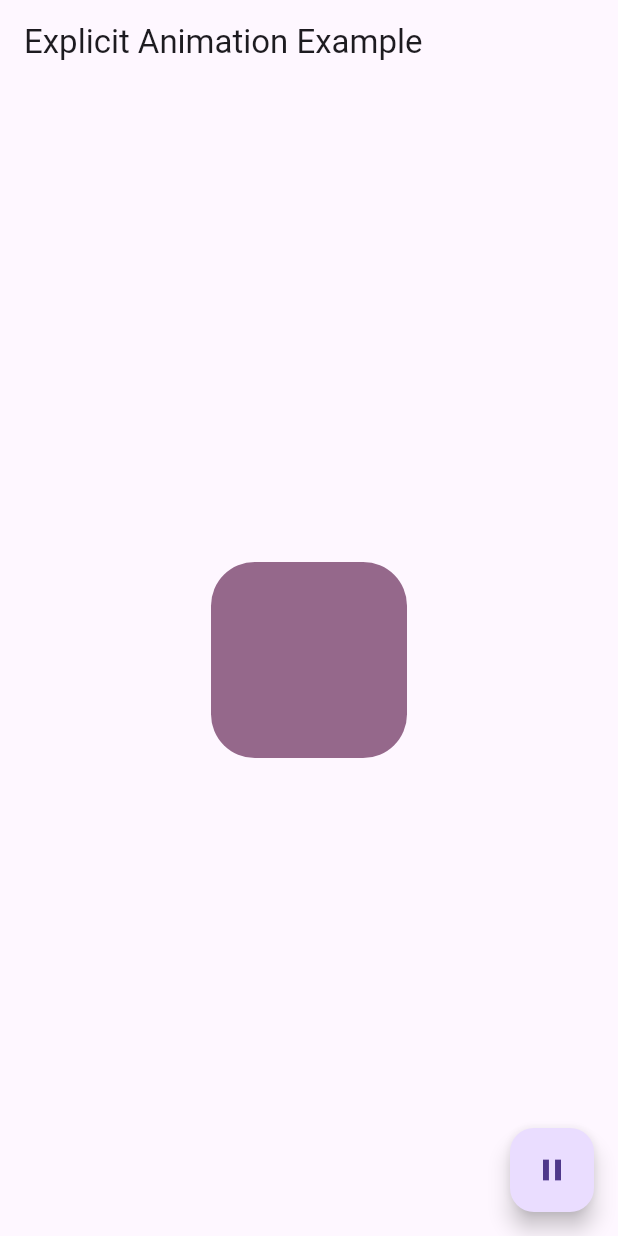
After one commit to Smohana-Priya/Animations, a Flutter app: the screen it shows after launch, after a tap on the "play arrow" icon, on a phone screen of 412 x 824 dp. The commit adds this screen. Run offline on Flutter 3.47's test engine with Material 3 defaults, Android fonts, the phone set to English and light mode, and no system bars.

Commit message:
added explicit animation

```diff
--- /dev/null
+++ b/lib/explicit_examples/explicit_animation.dart
@@ -0,0 +1,85 @@
+// ignore_for_file: library_private_types_in_public_api
+
+import 'package:flutter/material.dart';
+
+class ExplicitAnimation extends StatefulWidget {
+  const ExplicitAnimation({super.key});
+
+  @override
+  _ExplicitAnimationState createState() => _ExplicitAnimationState();
+}
+
+class _ExplicitAnimationState extends State<ExplicitAnimation>
+    with SingleTickerProviderStateMixin {
+  late AnimationController _controller;
+  late Animation<double> _sizeAnimation;
+  late Animation<Color?> _colorAnimation;
+  late Animation<double> _borderRadiusAnimation;
+
+  @override
+  void initState() {
+    super.initState();
+    _controller = AnimationController(
+      duration: const Duration(seconds: 2),
+      vsync: this,
+    );
+
+    _sizeAnimation = Tween<double>(begin: 50, end: 200).animate(
+        CurvedAnimation(parent: _controller, curve: Curves.bounceInOut));
+
+    _colorAnimation = ColorTween(begin: Colors.blue, end: Colors.red)
+        .animate(CurvedAnimation(parent: _controller, curve: Curves.linear));
+
+    _borderRadiusAnimation = Tween<double>(begin: 0, end: 50)
+        .animate(CurvedAnimation(parent: _controller, curve: Curves.easeInOut));
+
+    _controller.addListener(() {
+      setState(() {});
+    });
+  }
+
+  @override
+  void dispose() {
+    _controller.dispose();
+    super.dispose();
+  }
+
+  @override
+  Widget build(BuildContext context) {
+    return Scaffold(
+      appBar: AppBar(
+        title: const Text('Explicit Animation Example'),
+      ),
+      body: Center(
+        child: AnimatedBuilder(
+          animation: _controller,
+          builder: (context, child) {
+            return Container(
+              width: _sizeAnimation.value,
+              height: _sizeAnimation.value,
+              decoration: BoxDecoration(
+                color: _colorAnimation.value,
+                borderRadius:
+                    BorderRadius.circular(_borderRadiusAnimation.value),
+              ),
+            );
+          },
+        ),
+      ),
+      floatingActionButton: FloatingActionButton(
+        onPressed: () {
+          if (_controller.isAnimating) {
+            _controller.stop();
+          } else {
+            // Start animation automatically
+            _controller.repeat(reverse: true);
+          }
+          setState(() {});
+        },
+        child: Icon(
+          _controller.isAnimating ? Icons.pause : Icons.play_arrow,
+        ),
+      ),
+    );
+  }
+}
--- a/lib/main.dart
+++ b/lib/main.dart
@@ -1,5 +1,5 @@
 import 'package:flutter/material.dart';
-import 'hero_animation/list_screen.dart';
+import 'explicit_examples/explicit_animation.dart';
 
 void main() {
   runApp(const MyApp());
@@ -11,6 +11,6 @@ class MyApp extends StatelessWidget {
   @override
   Widget build(BuildContext context) {
     return const MaterialApp(
-        debugShowCheckedModeBanner: false, home: ListScreen());
+        debugShowCheckedModeBanner: false, home: ExplicitAnimation());
   }
 }
```
Also changed, not shown: lib/explicit_examples/simple_card.dart (added, +62 -0 lines), 31 other files.
